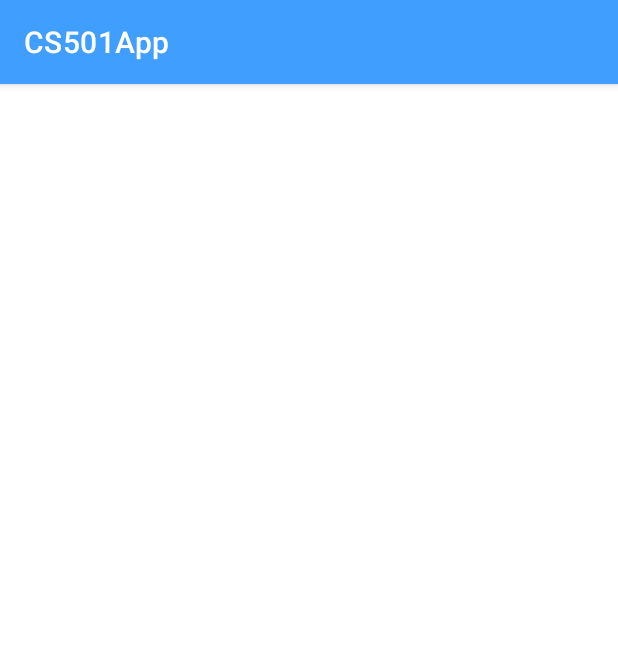
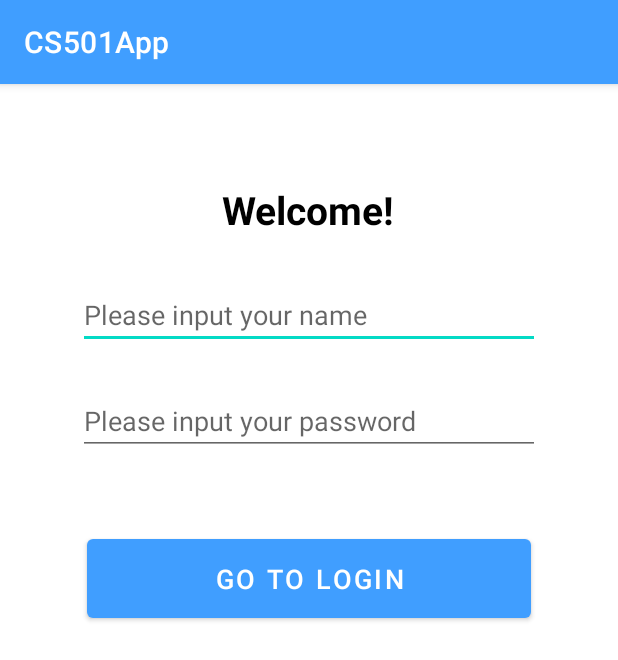
Before and after one commit to tzY15368/cs501, an Android app built with Jetpack Compose: the FCLoginActivity screen opened directly, with no data from a screen before it, on a phone screen of 412 x 824 dp. Shown: the top 660 px of the screen. Run offline under Robolectric (Android 15) with nearby library versions, the phone set to English and light mode, and no system bars.

Commit message:
flashcard login page

```diff
--- a/app/src/main/java/com/cs501/cs501app/assignment3/flashcard/FCLoginActivity.kt
+++ b/app/src/main/java/com/cs501/cs501app/assignment3/flashcard/FCLoginActivity.kt
@@ -1,12 +1,101 @@
 package com.cs501.cs501app.assignment3.flashcard
 
+import android.content.Intent
 import androidx.appcompat.app.AppCompatActivity
 import android.os.Bundle
+import android.text.Editable
+import android.text.TextWatcher
+import android.util.Log
+import android.view.View
+import android.widget.EditText
+import android.widget.Toast
 import com.cs501.cs501app.R
+import com.cs501.cs501app.databinding.ActivityCalc1Binding
+import com.cs501.cs501app.databinding.ActivityFcloginBinding
 
-class FCLoginActivity : AppCompatActivity() {
+
+class FCLoginActivity : AppCompatActivity(), View.OnClickListener{
+    private lateinit var binding: ActivityFcloginBinding
+    companion object {
+        const val TAG = "FCLoginActivity"
+        const val VALID_NAME = "admin"
+        const val VALID_PSD = "123456"
+
+    }
+
+    private var nameLegal: Boolean = false
+    private var psdLegal: Boolean = false
+
     override fun onCreate(savedInstanceState: Bundle?) {
         super.onCreate(savedInstanceState)
-        setContentView(R.layout.activity_fclogin)
+        binding = ActivityFcloginBinding.inflate(layoutInflater)
+        setContentView(binding.root)
+        initEditText()
+        initClickListener()
     }
+
+
+    private fun initEditText() {
+        binding.etLoginName.addTextChangedListener(nameWatcher)
+        binding.etLoginPsd.addTextChangedListener(psdWatcher)
+    }
+
+    private fun initClickListener() {
+        binding.etLoginName.setOnClickListener(this)
+        binding.etLoginPsd.setOnClickListener(this)
+        binding.btGoLogin.setOnClickListener(this)
+    }
+
+
+    private val nameWatcher: TextWatcher = object : TextWatcher {
+        override fun beforeTextChanged(s: CharSequence, start: Int, count: Int, after: Int) {}
+        override fun onTextChanged(s: CharSequence, start: Int, before: Int, count: Int) {}
+
+        override fun afterTextChanged(s: Editable) {
+            val input = s.toString()
+            Log.v(TAG, "nameWatcher_input=$input")
+            nameLegal = input == VALID_NAME
+            Log.v(TAG, "nameWatcher_nameLegal=$nameLegal")
+        }
+    }
+
+    private val psdWatcher: TextWatcher = object : TextWatcher {
+        override fun beforeTextChanged(s: CharSequence, start: Int, count: Int, after: Int) {}
+        override fun onTextChanged(s: CharSequence, start: Int, before: Int, count: Int) {}
+
+        override fun afterTextChanged(s: Editable) {
+            val input = s.toString()
+            Log.v(TAG, "psdWatcher_input=$input")
+            psdLegal = input == VALID_PSD
+            Log.v(TAG, "psdWatcher_psdLegal=$psdLegal")
+        }
+    }
+
+
+    override fun onClick(v: View?) {
+        if (v == null) {
+            return
+        }
+        when (v.id) {
+            R.id.btGoLogin -> {
+                if (!nameLegal) {
+                    Toast.makeText(this, "name invalid! Please try again.", Toast.LENGTH_SHORT).show()
+                    return
+                }
+                if (!psdLegal) {
+                    Toast.makeText(this, "password invalid! Please try again.", Toast.LENGTH_SHORT)
+                        .show()
+                    return
+                }
+
+                Toast.makeText(this, "Login successfully! $VALID_NAME", Toast.LENGTH_SHORT).show()
+                //跳转到home
+                val intent: Intent = Intent(this, FCHome::class.java)
+
+                startActivity(intent)
+            }
+        }
+    }
+
+
 }
--- a/app/src/main/res/layout/activity_fclogin.xml
+++ b/app/src/main/res/layout/activity_fclogin.xml
@@ -1,9 +1,64 @@
 <?xml version="1.0" encoding="utf-8"?>
-<androidx.constraintlayout.widget.ConstraintLayout xmlns:android="http://schemas.android.com/apk/res/android"
-    xmlns:app="http://schemas.android.com/apk/res-auto"
+<FrameLayout xmlns:android="http://schemas.android.com/apk/res/android"
     xmlns:tools="http://schemas.android.com/tools"
     android:layout_width="match_parent"
-    android:layout_height="match_parent"
-    tools:context=".assignment3.flashcard.FCLoginActivity">
+    android:layout_height="match_parent">
 
-</androidx.constraintlayout.widget.ConstraintLayout>
+    <ImageView
+        android:layout_width="match_parent"
+        android:layout_height="match_parent"
+        android:alpha="0.5"
+        android:scaleType="centerCrop" />
+
+    <LinearLayout
+        android:layout_width="match_parent"
+        android:layout_height="match_parent"
+        android:gravity="center_horizontal"
+        android:orientation="vertical"
+        android:paddingLeft="22dp"
+        android:paddingRight="22dp">
+
+        <TextView
+            android:layout_width="wrap_content"
+            android:layout_height="wrap_content"
+            android:layout_marginTop="66dp"
+            android:text="Welcome!"
+            android:textColor="#000000"
+            android:textSize="26dp"
+            android:textStyle="bold" />
+
+        <EditText
+            android:id="@+id/etLoginName"
+            android:layout_width="match_parent"
+            android:layout_height="wrap_content"
+            android:layout_marginLeft="30dp"
+            android:layout_marginTop="30dp"
+            android:layout_marginRight="30dp"
+            android:hint="Please input your name"
+            android:textSize="18dp" />
+
+        <EditText
+            android:id="@+id/etLoginPsd"
+            android:layout_width="match_parent"
+            android:layout_height="wrap_content"
+            android:layout_marginLeft="30dp"
+            android:layout_marginTop="25dp"
+            android:layout_marginRight="30dp"
+            android:hint="Please input your password"
+            android:textSize="18dp" />
+
+        <Button
+            android:id="@+id/btGoLogin"
+            android:layout_width="match_parent"
+            android:layout_height="wrap_content"
+            android:layout_marginLeft="36dp"
+            android:layout_marginTop="50dp"
+            android:layout_marginRight="36dp"
+            android:paddingTop="14dp"
+            android:paddingBottom="14dp"
+            android:text="Go To Login"
+            android:textColor="#ffffff"
+            android:textSize="18dp" />
+
+    </LinearLayout>
+</FrameLayout>
```
